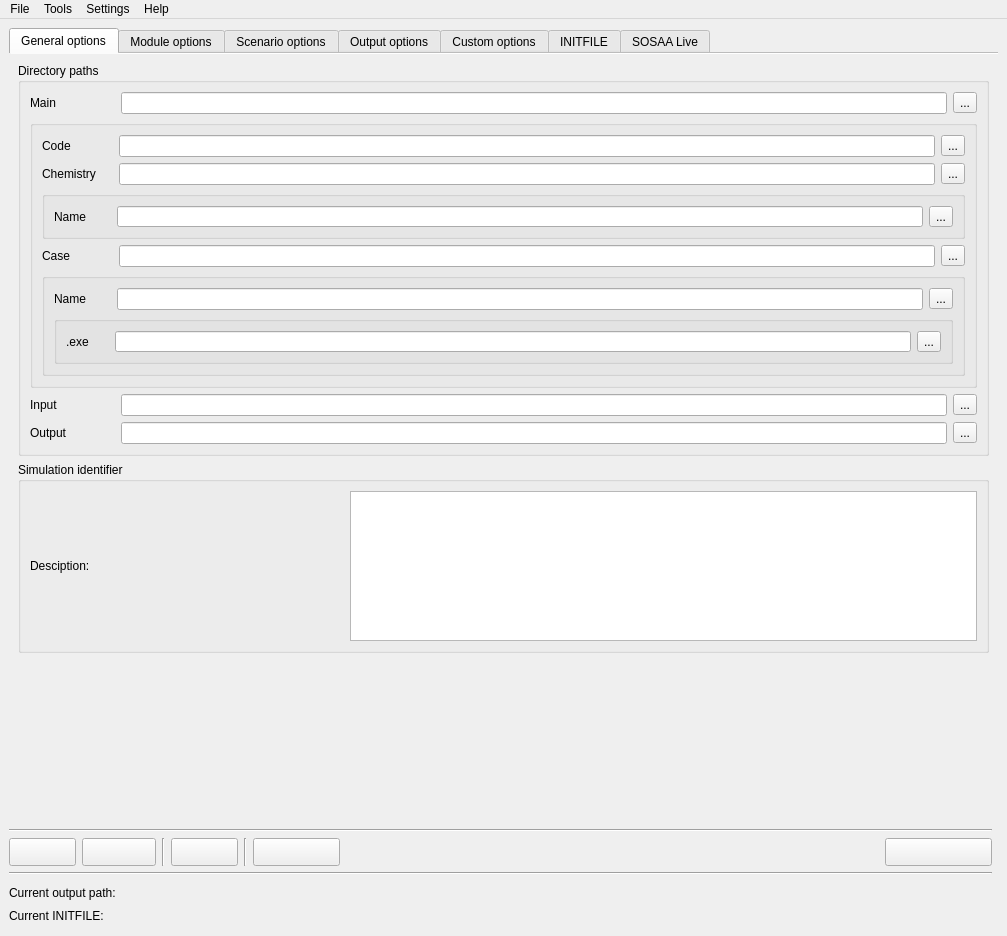
Before: the Qt Designer form sosaa_gui/layouts/gui.ui in juntyr/sosaa-gui, drawn with Qt 5.
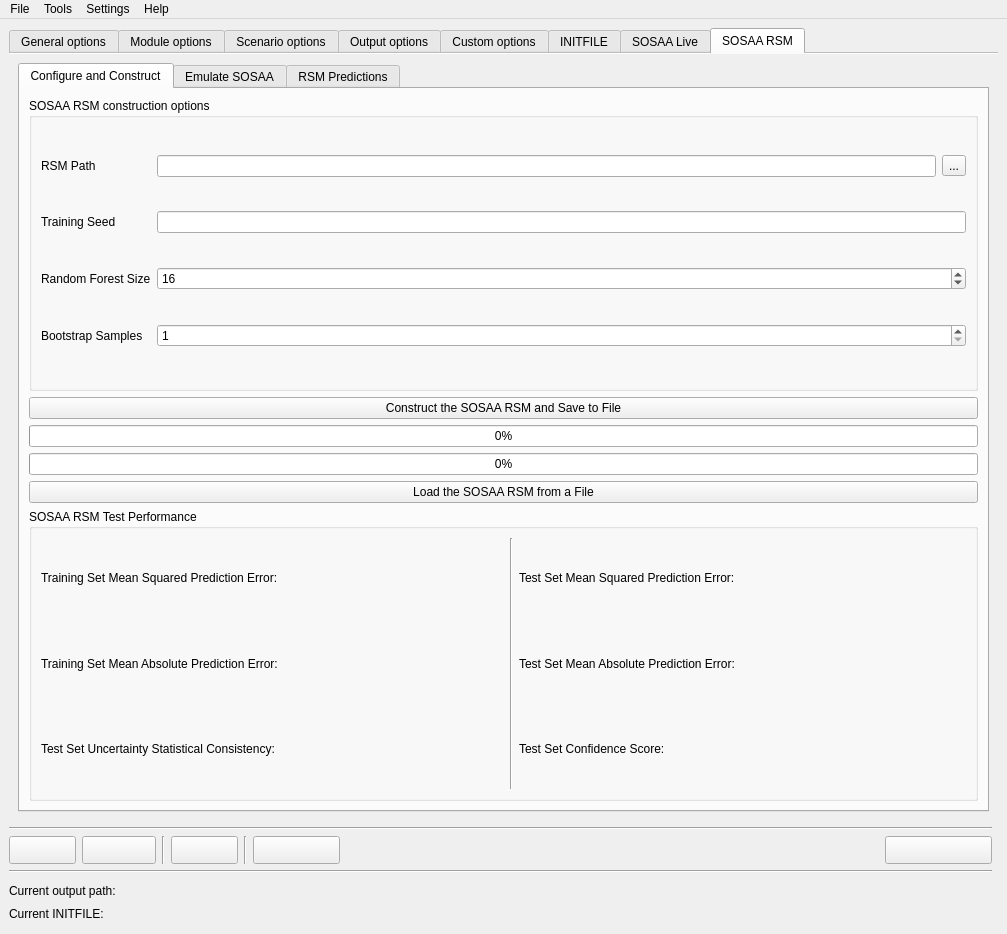
After: the same form once the commit is applied. The open tabs and pages were chosen to show the change.

Commit message: Add SOSAA RSM tab layout

Diff of the .ui file:
```diff
--- a/sosaa_gui/layouts/gui.ui
+++ b/sosaa_gui/layouts/gui.ui
@@ -7,7 +7,7 @@
     <x>0</x>
     <y>0</y>
     <width>1007</width>
-    <height>936</height>
+    <height>934</height>
    </rect>
   </property>
   <property name="windowTitle">
@@ -2706,6 +2706,388 @@
         </item>
        </layout>
       </widget>
+      <widget class="QWidget" name="icarus_tab">
+       <attribute name="title">
+        <string>SOSAA RSM</string>
+       </attribute>
+       <layout class="QVBoxLayout" name="horizontalLayout_9">
+        <item>
+         <widget class="QTabWidget" name="sosaa_subtab">
+          <property name="currentIndex">
+           <number>0</number>
+          </property>
+          <widget class="QWidget" name="compile_tab">
+           <attribute name="title">
+            <string>Configure and Construct</string>
+           </attribute>
+           <layout class="QVBoxLayout" name="horizontalLayout_9">
+            <item>
+             <widget class="QGroupBox" name="groupBox_17">
+              <property name="title">
+               <string>SOSAA RSM construction options</string>
+              </property>
+              <layout class="QGridLayout" name="gridLayout">
+               <item row="2" column="2" colspan="2">
+                <widget class="QSpinBox" name="rsm_forest">
+                 <property name="minimum">
+                  <number>1</number>
+                 </property>
+                 <property name="value">
+                  <number>16</number>
+                 </property>
+                </widget>
+               </item>
+               <item row="0" column="0">
+                <widget class="QLabel" name="label_2">
+                 <property name="text">
+                  <string>RSM Path</string>
+                 </property>
+                </widget>
+               </item>
+               <item row="1" column="0">
+                <widget class="QLabel" name="label_6">
+                 <property name="text">
+                  <string>Training Seed</string>
+                 </property>
+                </widget>
+               </item>
+               <item row="0" column="2">
+                <widget class="QLineEdit" name="rsm_path"/>
+               </item>
+               <item row="2" column="0">
+                <widget class="QLabel" name="label_5">
+                 <property name="text">
+                  <string>Random Forest Size</string>
+                 </property>
+                </widget>
+               </item>
+               <item row="0" column="3">
+                <widget class="QToolButton" name="browse_rsm">
+                 <property name="font">
+                  <font>
+                   <bold>false</bold>
+                  </font>
+                 </property>
+                 <property name="text">
+                  <string>...</string>
+                 </property>
+                </widget>
+               </item>
+               <item row="1" column="2" colspan="2">
+                <widget class="QLineEdit" name="rsm_train_seed"/>
+               </item>
+               <item row="3" column="0">
+                <widget class="QLabel" name="label_9">
+                 <property name="text">
+                  <string>Bootstrap Samples</string>
+                 </property>
+                </widget>
+               </item>
+               <item row="3" column="2" colspan="2">
+                <widget class="QSpinBox" name="rsm_train_samples">
+                 <property name="minimum">
+                  <number>1</number>
+                 </property>
+                </widget>
+               </item>
+              </layout>
+             </widget>
+            </item>
+            <item>
+             <layout class="QGridLayout" name="horizontalLayout_4">
+              <item row="2" column="0">
+               <widget class="QProgressBar" name="rsm_build_progress_low">
+                <property name="value">
+                 <number>0</number>
+                </property>
+               </widget>
+              </item>
+              <item row="1" column="0">
+               <widget class="QProgressBar" name="rsm_build_progress_high">
+                <property name="value">
+                 <number>0</number>
+                </property>
+               </widget>
+              </item>
+              <item row="0" column="0">
+               <widget class="QPushButton" name="rsm_build">
+                <property name="text">
+                 <string>Construct the SOSAA RSM and Save to File</string>
+                </property>
+               </widget>
+              </item>
+              <item row="3" column="0">
+               <widget class="QPushButton" name="pushButton">
+                <property name="text">
+                 <string>Load the SOSAA RSM from a File</string>
+                </property>
+               </widget>
+              </item>
+             </layout>
+            </item>
+            <item>
+             <widget class="QGroupBox" name="groupBox_18">
+              <property name="title">
+               <string>SOSAA RSM Test Performance</string>
+              </property>
+              <layout class="QGridLayout" name="gridLayout">
+               <item row="0" column="0">
+                <widget class="QLabel" name="label_2">
+                 <property name="text">
+                  <string>Training Set Mean Squared Prediction Error:</string>
+                 </property>
+                </widget>
+               </item>
+               <item row="1" column="0">
+                <widget class="QLabel" name="label_6">
+                 <property name="text">
+                  <string>Training Set Mean Absolute Prediction Error:</string>
+                 </property>
+                </widget>
+               </item>
+               <item row="0" column="3">
+                <widget class="QLabel" name="label_11">
+                 <property name="text">
+                  <string>Test Set Mean Squared Prediction Error:</string>
+                 </property>
+                </widget>
+               </item>
+               <item row="0" column="2" rowspan="3">
+                <widget class="Line" name="line_4">
+                 <property name="orientation">
+                  <enum>Qt::Vertical</enum>
+                 </property>
+                </widget>
+               </item>
+               <item row="2" column="0">
+                <widget class="QLabel" name="label_5">
+                 <property name="text">
+                  <string>Test Set Uncertainty Statistical Consistency:</string>
+                 </property>
+                </widget>
+               </item>
+               <item row="0" column="1">
+                <widget class="QLabel" name="rsm_train_mse">
+                 <property name="text">
+                  <string/>
+                 </property>
+                 <property name="alignment">
+                  <set>Qt::AlignRight|Qt::AlignTrailing|Qt::AlignVCenter</set>
+                 </property>
+                </widget>
+               </item>
+               <item row="0" column="4">
+                <widget class="QLabel" name="rsm_test_mse">
+                 <property name="text">
+                  <string/>
+                 </property>
+                 <property name="alignment">
+                  <set>Qt::AlignRight|Qt::AlignTrailing|Qt::AlignVCenter</set>
+                 </property>
+                </widget>
+               </item>
+               <item row="1" column="1">
+                <widget class="QLabel" name="rsm_train_mae">
+                 <property name="text">
+                  <string/>
+                 </property>
+                 <property name="alignment">
+                  <set>Qt::AlignRight|Qt::AlignTrailing|Qt::AlignVCenter</set>
+                 </property>
+                </widget>
+               </item>
+               <item row="1" column="3">
+                <widget class="QLabel" name="label_19">
+                 <property name="text">
+                  <string>Test Set Mean Absolute Prediction Error:</string>
+                 </property>
+                </widget>
+               </item>
+               <item row="1" column="4">
+                <widget class="QLabel" name="rsm_test_mae">
+                 <property name="text">
+                  <string/>
+                 </property>
+                 <property name="alignment">
+                  <set>Qt::AlignRight|Qt::AlignTrailing|Qt::AlignVCenter</set>
+                 </property>
+                </widget>
+               </item>
+               <item row="2" column="1">
+                <widget class="QLabel" name="rsm_test_uq_rsmce">
+                 <property name="text">
+                  <string/>
+                 </property>
+                 <property name="alignment">
+                  <set>Qt::AlignRight|Qt::AlignTrailing|Qt::AlignVCenter</set>
+                 </property>
+                </widget>
+               </item>
+               <item row="2" column="3">
+                <widget class="QLabel" name="label_22">
+                 <property name="text">
+                  <string>Test Set Confidence Score:</string>
+                 </property>
+                </widget>
+               </item>
+               <item row="2" column="4">
+                <widget class="QLabel" name="rsm_test_conf">
+                 <property name="text">
+                  <string/>
+                 </property>
+                 <property name="alignment">
+                  <set>Qt::AlignRight|Qt::AlignTrailing|Qt::AlignVCenter</set>
+                 </property>
+                </widget>
+               </item>
+              </layout>
+             </widget>
+            </item>
+           </layout>
+          </widget>
+          <widget class="QWidget" name="run_tab">
+           <attribute name="title">
+            <string>Emulate SOSAA</string>
+           </attribute>
+           <layout class="QVBoxLayout" name="horizontalLayout_9">
+            <item>
+             <widget class="QGroupBox" name="groupBox_3">
+              <property name="title">
+               <string>SOSAA RSM prediction options</string>
+              </property>
+              <layout class="QGridLayout" name="gridLayout">
+               <item row="0" column="0">
+                <widget class="QLabel" name="label_2">
+                 <property name="text">
+                  <string>Output Path</string>
+                 </property>
+                </widget>
+               </item>
+               <item row="2" column="0">
+                <widget class="QLabel" name="label_5">
+                 <property name="text">
+                  <string>Bootstrap Samples</string>
+                 </property>
+                </widget>
+               </item>
+               <item row="0" column="1">
+                <widget class="QLineEdit" name="rsm_output"/>
+               </item>
+               <item row="0" column="2">
+                <widget class="QToolButton" name="browse_rsm_output">
+                 <property name="font">
+                  <font>
+                   <bold>false</bold>
+                  </font>
+                 </property>
+                 <property name="text">
+                  <string>...</string>
+                 </property>
+                </widget>
+               </item>
+               <item row="1" column="0">
+                <widget class="QLabel" name="label_6">
+                 <property name="text">
+                  <string>Prediction Seed</string>
+                 </property>
+                </widget>
+               </item>
+               <item row="1" column="1" colspan="2">
+                <widget class="QLineEdit" name="rsm_predict_seed"/>
+               </item>
+               <item row="2" column="1" colspan="2">
+                <widget class="QSpinBox" name="rsm_predict_samples">
+                 <property name="minimum">
+                  <number>1</number>
+                 </property>
+                 <property name="value">
+                  <number>16</number>
+                 </property>
+                </widget>
+               </item>
+               <item row="3" column="0" colspan="3">
+                <widget class="QGroupBox" name="groupBox_19">
+                 <property name="title">
+                  <string>Input Perturbations</string>
+                 </property>
+                 <layout class="QGridLayout" name="gridLayout">
+                  <item row="1" column="1">
+                   <widget class="QPlainTextEdit" name="rsm_perturbation">
+                    <property name="plainText">
+                     <string>return inputs</string>
+                    </property>
+                   </widget>
+                  </item>
+                  <item row="1" column="0">
+                   <spacer name="horizontalSpacer">
+                    <property name="orientation">
+                     <enum>Qt::Horizontal</enum>
+                    </property>
+                    <property name="sizeType">
+                     <enum>QSizePolicy::Fixed</enum>
+                    </property>
+                    <property name="sizeHint" stdset="0">
+                     <size>
+                      <width>20</width>
+                      <height>20</height>
+                     </size>
+                    </property>
+                   </spacer>
+                  </item>
+                  <item row="0" column="0" colspan="2">
+                   <widget class="QLabel" name="label_15">
+                    <property name="text">
+                     <string>&lt;!DOCTYPE HTML PUBLIC &quot;-//W3C//DTD HTML 4.0//EN&quot; &quot;http://www.w3.org/TR/REC-html40/strict.dtd&quot;&gt;
+&lt;html&gt;&lt;head&gt;&lt;meta name=&quot;qrichtext&quot; content=&quot;1&quot; /&gt;&lt;meta charset=&quot;utf-8&quot; /&gt;&lt;style type=&quot;text/css&quot;&gt;
+p, li { white-space: pre-wrap; }
+&lt;/style&gt;&lt;/head&gt;&lt;body style=&quot; font-family:'Segoe UI'; font-size:9pt; font-weight:400; font-style:normal;&quot;&gt;
+&lt;p style=&quot; margin-top:0px; margin-bottom:0px; margin-left:0px; margin-right:0px; -qt-block-indent:0; text-indent:0px;&quot;&gt;&lt;span style=&quot; color:#ff7b72;&quot;&gt;def&lt;/span&gt; &lt;span style=&quot; font-weight:700; color:#d2a8ff;&quot;&gt;perturb_inputs&lt;/span&gt;(inputs: pandas&lt;span style=&quot; color:#ff7b72;&quot;&gt;.&lt;/span&gt;DataFrame) &lt;span style=&quot; color:#ff7b72;&quot;&gt;-&amp;gt;&lt;/span&gt; pandas&lt;span style=&quot; color:#ff7b72;&quot;&gt;.&lt;/span&gt;DataFrame:&lt;/p&gt;&lt;/body&gt;&lt;/html&gt;</string>
+                    </property>
+                   </widget>
+                  </item>
+                 </layout>
+                </widget>
+               </item>
+              </layout>
+             </widget>
+            </item>
+            <item>
+             <layout class="QGridLayout" name="horizontalLayout_4">
+              <item row="1" column="0">
+               <widget class="QProgressBar" name="rsm_predict_progress_high">
+                <property name="value">
+                 <number>0</number>
+                </property>
+               </widget>
+              </item>
+              <item row="0" column="0">
+               <widget class="QPushButton" name="model_start">
+                <property name="text">
+                 <string>Generate SOSAA RSM Predictions</string>
+                </property>
+               </widget>
+              </item>
+              <item row="2" column="0">
+               <widget class="QProgressBar" name="rsm_predict_progress_low">
+                <property name="value">
+                 <number>0</number>
+                </property>
+               </widget>
+              </item>
+             </layout>
+            </item>
+           </layout>
+          </widget>
+          <widget class="QWidget" name="rsm_prediction_tab">
+           <attribute name="title">
+            <string>RSM Predictions</string>
+           </attribute>
+           <layout class="QVBoxLayout" name="horizontalLayout_9"/>
+          </widget>
+         </widget>
+        </item>
+       </layout>
+      </widget>
      </widget>
     </item>
    </layout>
```
Left out of the diff: 18 changed lines with no effect on the pictures.
